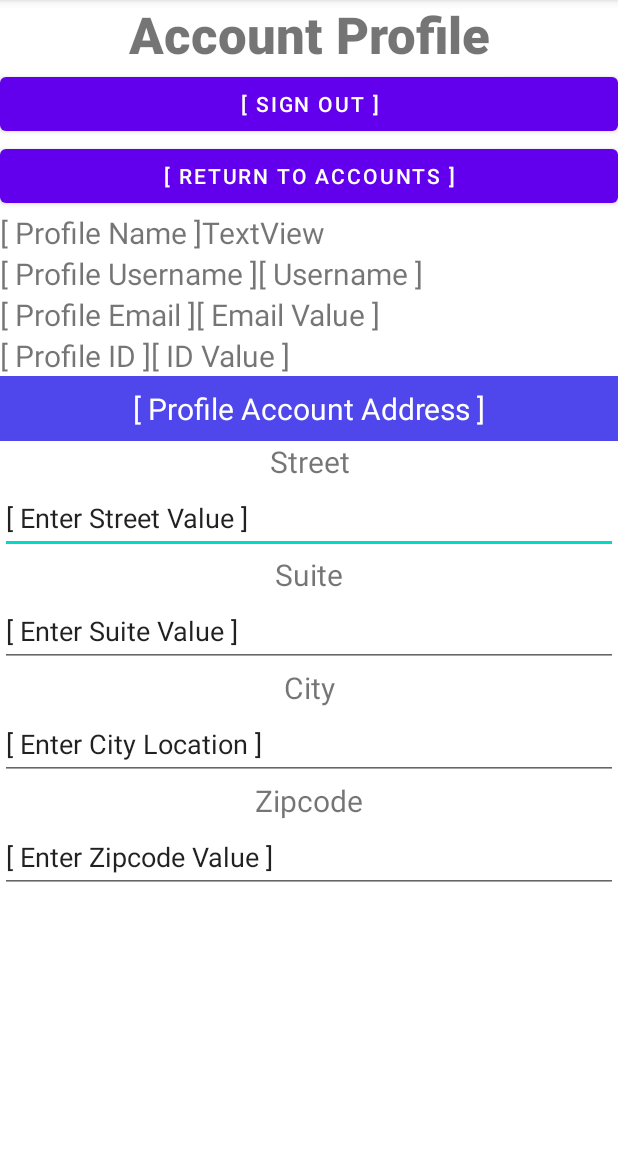
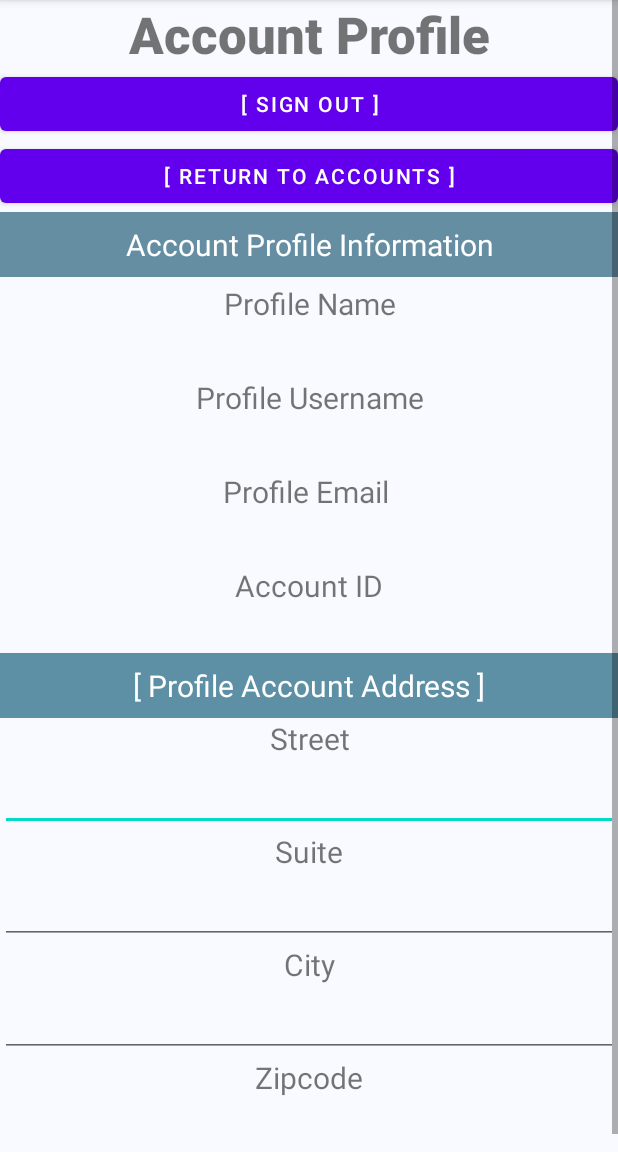
Before and after one commit to Hector-Rios/Android_Mini_Project_Final_01, an Android app: the AccountProfileActivity screen opened directly, with no data from a screen before it, on a phone screen of 412 x 824 dp, the part 84-1236 px from its top. Run offline under Robolectric (Android 15) with nearby library versions, the phone set to English and light mode, and no system bars.

Commit message:
Step 3 Update. Fixed Profile View
Updated the Profile Account view of the person's information. Still need to work on fixing google-user data saving from activity to activity.

```diff
--- a/app/src/main/java/com/hrios_practice/android_mini_project_final_01/AccountProfileActivity.java
+++ b/app/src/main/java/com/hrios_practice/android_mini_project_final_01/AccountProfileActivity.java
@@ -4,6 +4,13 @@ import androidx.appcompat.app.AppCompatActivity;
 
 import android.content.Intent;
 import android.os.Bundle;
+import android.view.View;
+import android.widget.EditText;
+import android.widget.TextView;
+
+import com.google.android.gms.auth.api.signin.GoogleSignIn;
+import com.google.android.gms.auth.api.signin.GoogleSignInClient;
+import com.google.android.gms.auth.api.signin.GoogleSignInOptions;
 
 public class AccountProfileActivity extends AppCompatActivity {
 
@@ -15,6 +22,7 @@ public class AccountProfileActivity extends AppCompatActivity {
     protected String user_suite;
     protected String user_city;
     protected String user_zipcode;
+    protected boolean gStatus = false;
 
     @Override
     protected void onCreate(Bundle savedInstanceState) {
@@ -23,25 +31,88 @@ public class AccountProfileActivity extends AppCompatActivity {
 
         Intent intent = this.getIntent();
 
-        boolean gStatus = intent.getBooleanExtra("LoggedInUser", false);
+        gStatus = intent.getBooleanExtra("LoggedInUser", false);
 
         user_name = intent.getStringExtra("user_name");
         user_name2 = intent.getStringExtra("user_name2");
         user_ID = intent.getStringExtra("user_ID");
         user_email = intent.getStringExtra("user_email");
 
-        if (!gStatus) {
-            user_street = intent.getStringExtra("user_street");
-            user_suite = intent.getStringExtra("user_suite");
-            user_city = intent.getStringExtra("user_city");
-            user_zipcode = intent.getStringExtra("user_zipcode");
-        }
+        user_street = intent.getStringExtra("user_street");
+        user_suite = intent.getStringExtra("user_suite");
+        user_city = intent.getStringExtra("user_city");
+        user_zipcode = intent.getStringExtra("user_zipcode");
 
         displayUserProfile();
     }
 
     // Display info on Views.
     private void displayUserProfile() {
+        TextView profileName = findViewById(R.id.profile_value_name);
+        TextView profileName2 = findViewById(R.id.profile_username_value01);
+        TextView profileEmail = findViewById(R.id.profile_email);
+        TextView profileID = findViewById(R.id.profile_id_value);
 
+        profileName.setText(user_name);
+        profileName2.setText(user_name2);
+        profileEmail.setText(user_email);
+        profileID.setText(user_ID);
+
+        if (!gStatus)
+        {
+            EditText profileStreet = findViewById(R.id.editText_street_input);
+            TextView profileSuite = findViewById(R.id.EditText_suite_input);
+            TextView profileCity = findViewById(R.id.editText_city_value);
+            TextView profileZipcode = findViewById(R.id.editText_zipcode_value);
+
+            profileStreet.setText(user_street);
+            profileSuite.setText(user_suite);
+            profileCity.setText(user_city);
+            profileZipcode.setText(user_zipcode);
+        }
+    }
+
+    // this is called when button clicked for sign out.
+    public void onClickSignOut(View view) {
+        System.out.println("* * * AccountProfileFunc - Sign Out Op.");
+
+        // Start a sign out and return to login in activity.
+        GoogleSignInOptions gso = new GoogleSignInOptions.Builder(GoogleSignInOptions.DEFAULT_SIGN_IN)
+                .requestEmail()
+                .build();      // [END configure_signin]
+
+        // [START build_client] : Build a GoogleSignInClient with the options specified by gso.
+        GoogleSignInClient mGoogleSignOutClient = GoogleSignIn.getClient(this, gso);
+
+        mGoogleSignOutClient.signOut()
+                .addOnCompleteListener(this, task -> {
+                    // ...
+                    System.out.println("Sign Out Process complete?? ");
+                });
+
+        // Launch main activity.
+        Intent intent = new Intent(this, MainActivity.class);
+        // intent.putExtra("SignInAccountEmail", email);
+        startActivity(intent);
+    }
+
+    public void onClickReturnToAccountList(View view)
+    {
+        System.out.println("* * * ReturntoAccountList - Click *.");
+        Intent intent = new Intent(this, DisplayListActivity.class);
+
+        intent.putExtra("isSignedInUser", gStatus);
+
+        intent.putExtra("SignInName", user_name);
+        intent.putExtra("SignInName2", user_name2);
+        intent.putExtra("SignInAccountID", user_ID);
+        intent.putExtra("SignInAccountEmail", user_email);
+
+        intent.putExtra("user_street", user_street);
+        intent.putExtra("user_suite", user_suite);
+        intent.putExtra("user_city", user_city);
+        intent.putExtra("user_zipcode", user_zipcode);
+
+        startActivity(intent);
     }
 }
--- a/app/src/main/res/layout/activity_account_profile.xml
+++ b/app/src/main/res/layout/activity_account_profile.xml
@@ -6,9 +6,14 @@
     android:layout_height="match_parent"
     tools:context=".AccountProfileActivity">
 
+    <ScrollView
+        android:layout_width="match_parent"
+        android:layout_height="match_parent">
+
         <LinearLayout
             android:layout_width="match_parent"
-        android:layout_height="match_parent"
+            android:layout_height="wrap_content"
+            android:background="#F9FAFF"
             android:orientation="vertical">
 
             <TextView
@@ -24,110 +29,103 @@
                 android:id="@+id/button"
                 android:layout_width="match_parent"
                 android:layout_height="wrap_content"
+                android:onClick="onClickSignOut"
                 android:text="[ Sign Out ]" />
 
             <Button
                 android:id="@+id/button2"
                 android:layout_width="match_parent"
                 android:layout_height="wrap_content"
+                android:onClick="onClickReturnToAccountList"
                 android:text="[ Return to Accounts ]" />
 
-        <LinearLayout
-            android:id="@+id/profile_name_layout01"
+            <TextView
+                android:id="@+id/textView2"
                 android:layout_width="match_parent"
                 android:layout_height="wrap_content"
-            android:orientation="horizontal">
+                android:background="#658EA3"
+                android:padding="8dp"
+                android:text="Account Profile Information"
+                android:textAlignment="center"
+                android:textColor="@color/white"
+                android:textSize="20sp" />
 
             <TextView
                 android:id="@+id/profile_name_display01"
-                android:layout_width="wrap_content"
+                android:layout_width="match_parent"
                 android:layout_height="wrap_content"
-                android:text="[ Profile Name ]"
+                android:padding="4dp"
+                android:text="Profile Name"
+                android:textAlignment="center"
                 android:textSize="20sp" />
 
             <TextView
                 android:id="@+id/profile_value_name"
-                android:layout_width="wrap_content"
+                android:layout_width="match_parent"
                 android:layout_height="wrap_content"
                 android:text="TextView"
+                android:textAlignment="textStart"
                 android:textSize="20sp" />
-
-        </LinearLayout>
-
-        <LinearLayout
-            android:id="@+id/profile_username_layout01"
-            android:layout_width="match_parent"
-            android:layout_height="wrap_content"
-            android:orientation="horizontal">
 
             <TextView
                 android:id="@+id/profile_username_layout"
-                android:layout_width="wrap_content"
+                android:layout_width="match_parent"
                 android:layout_height="wrap_content"
-                android:text="[ Profile Username ]"
+                android:padding="4dp"
+                android:text="Profile Username"
+                android:textAlignment="center"
                 android:textSize="20sp" />
 
             <TextView
                 android:id="@+id/profile_username_value01"
-                android:layout_width="wrap_content"
+                android:layout_width="match_parent"
                 android:layout_height="wrap_content"
                 android:text="[ Username ]"
+                android:textAlignment="textStart"
                 android:textSize="20sp" />
-        </LinearLayout>
-
-        <LinearLayout
-            android:id="@+id/profile_email_layout01"
-            android:layout_width="match_parent"
-            android:layout_height="wrap_content"
-            android:orientation="horizontal">
 
             <TextView
                 android:id="@+id/profile_email_layout02"
-                android:layout_width="wrap_content"
+                android:layout_width="match_parent"
                 android:layout_height="wrap_content"
-                android:text="[ Profile Email ]"
+                android:padding="4dp"
+                android:text="Profile Email "
+                android:textAlignment="center"
                 android:textSize="20sp" />
 
             <TextView
                 android:id="@+id/profile_email"
                 android:layout_width="match_parent"
                 android:layout_height="wrap_content"
-                android:layout_weight="1"
                 android:text="[ Email Value ]"
+                android:textAlignment="textStart"
                 android:textSize="20sp" />
-        </LinearLayout>
 
-        <LinearLayout
+            <TextView
                 android:id="@+id/profile_id_layout01"
                 android:layout_width="match_parent"
                 android:layout_height="wrap_content"
-            android:orientation="horizontal">
-
-            <TextView
-                android:id="@+id/profile_id_layout"
-                android:layout_width="wrap_content"
-                android:layout_height="wrap_content"
-                android:text="[ Profile ID ]"
+                android:padding="4dp"
+                android:text="Account ID"
+                android:textAlignment="center"
                 android:textSize="20sp" />
 
             <TextView
                 android:id="@+id/profile_id_value"
                 android:layout_width="match_parent"
                 android:layout_height="wrap_content"
-                android:layout_weight="1"
-                android:text="[ ID Value ]"
+                android:text="[ Profile ID ]"
                 android:textSize="20sp" />
-        </LinearLayout>
 
             <TextView
                 android:id="@+id/account_address_info_border_01"
                 android:layout_width="match_parent"
                 android:layout_height="wrap_content"
-            android:background="#4F47EB"
+                android:background="#5D8FA5"
                 android:padding="8dp"
                 android:text="@string/profile_account_address"
                 android:textAlignment="center"
-            android:textColor="#FFFFFF"
+                android:textColor="@color/white"
                 android:textSize="20sp" />
 
             <TextView
@@ -143,10 +141,10 @@
                 android:layout_width="match_parent"
                 android:layout_height="wrap_content"
                 android:ems="10"
+                android:importantForAutofill="no"
                 android:inputType="textPersonName"
                 android:minHeight="48dp"
-            android:text="@string/enter_street_value"
-            android:importantForAutofill="no" />
+                android:text="@string/enter_street_value" />
 
             <TextView
                 android:id="@+id/inputAddress02"
@@ -174,7 +172,7 @@
                 android:textSize="20sp" />
 
             <EditText
-            android:id="@+id/editTextTextPersonName6"
+                android:id="@+id/editText_city_value"
                 android:layout_width="match_parent"
                 android:layout_height="wrap_content"
                 android:ems="10"
@@ -191,7 +189,7 @@
                 android:textSize="20sp" />
 
             <EditText
-            android:id="@+id/editTextTextPersonName7"
+                android:id="@+id/editText_zipcode_value"
                 android:layout_width="match_parent"
                 android:layout_height="wrap_content"
                 android:ems="10"
@@ -200,5 +198,6 @@
                 android:text="[ Enter Zipcode Value ]" />
 
         </LinearLayout>
+    </ScrollView>
 
 </androidx.constraintlayout.widget.ConstraintLayout>
```
Also changed, not shown: app/src/main/java/com/hrios_practice/android_mini_project_final_01/DisplayListActivity.java (+31 -25 lines), app/src/main/java/com/hrios_practice/android_mini_project_final_01/User.java (+17 -9 lines). Lines whose indentation alone changed are shown as unchanged.
